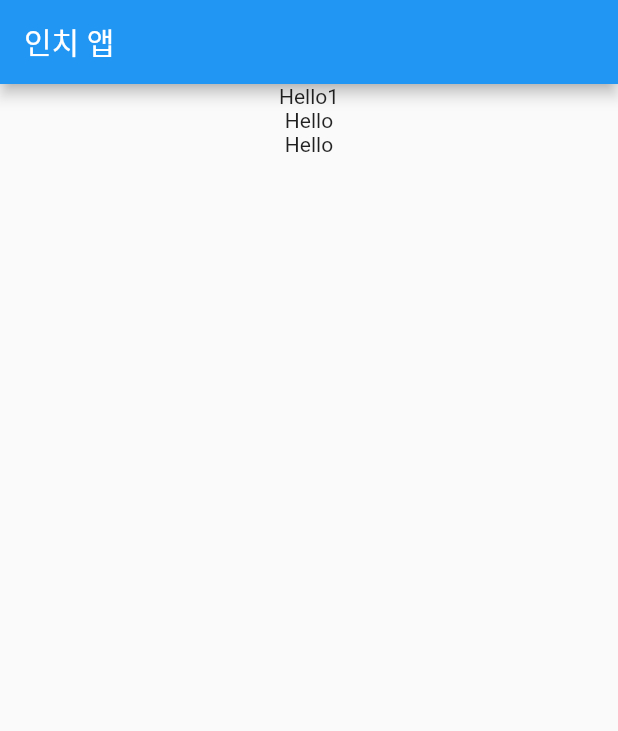
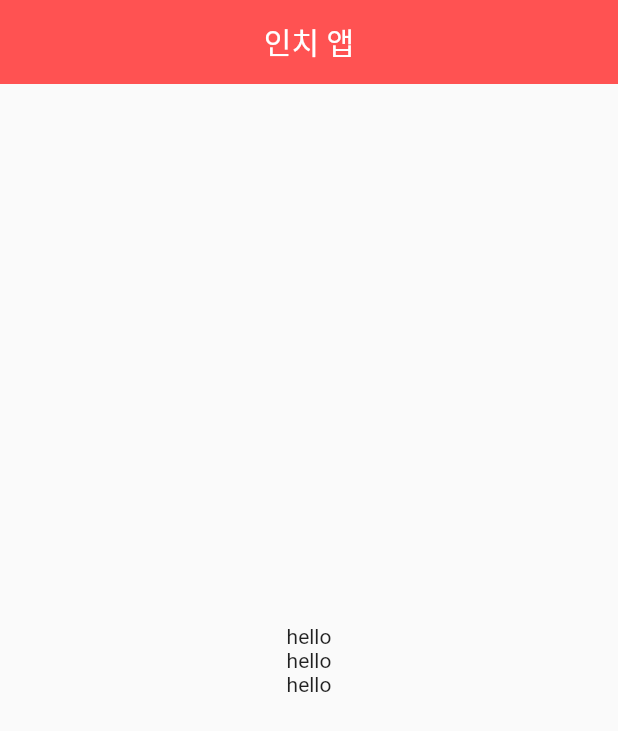
Before and after one commit to in-ch/flutter, a Flutter app: the screen it shows after launch, on a phone screen of 412 x 824 dp. Shown: the top 731 px of the screen. Run offline on Flutter 3.47's test engine with Material 2 defaults, Android fonts, the phone set to English and light mode, and no system bars.

Commit message:
캐릭터 디자인 1.위젯 정리

```diff
--- a/lib/main.dart
+++ b/lib/main.dart
@@ -20,20 +20,23 @@ class MyHomePage extends StatelessWidget {
 
   @override
   Widget build(BuildContext context) {
-    var center = Center(
-      child: Column(
-        children: const <Widget>[
-          Text('Hello1'),
-          Text('Hello'),
-          Text('Hello'),
-        ],
-      ),
-    );
     return Scaffold(
       appBar: AppBar(
         title: const Text('인치 앱'),
+        centerTitle: true,
+        backgroundColor: Colors.redAccent,
+        elevation: 0.0,
       ),
-      body: center,
+      body: Center(
+        child: Column(
+          mainAxisAlignment: MainAxisAlignment.center,
+          children: const <Widget>[
+            Text('hello'),
+            Text('hello'),
+            Text('hello'),
+          ],
+        ),
+      ),
     );
   }
 }
```
Also changed, not shown: 1 other file.
